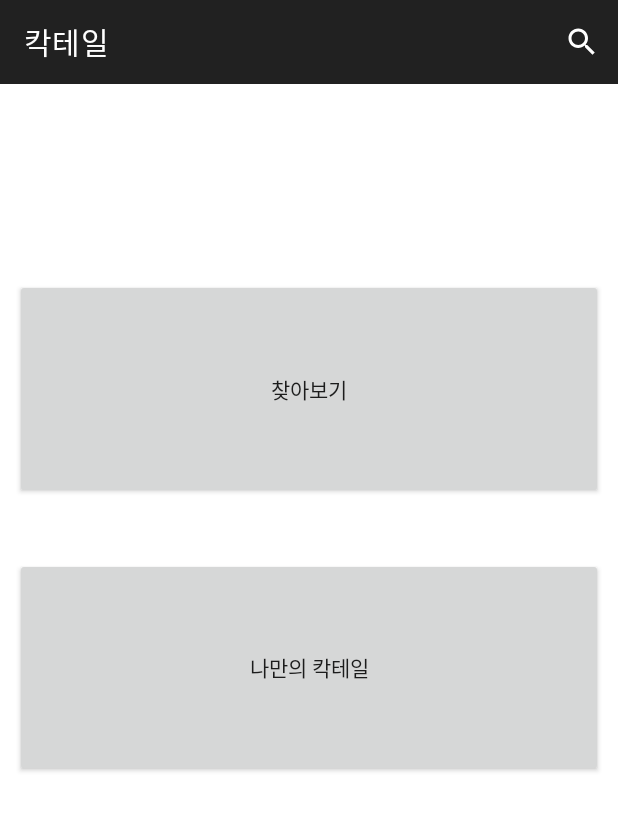
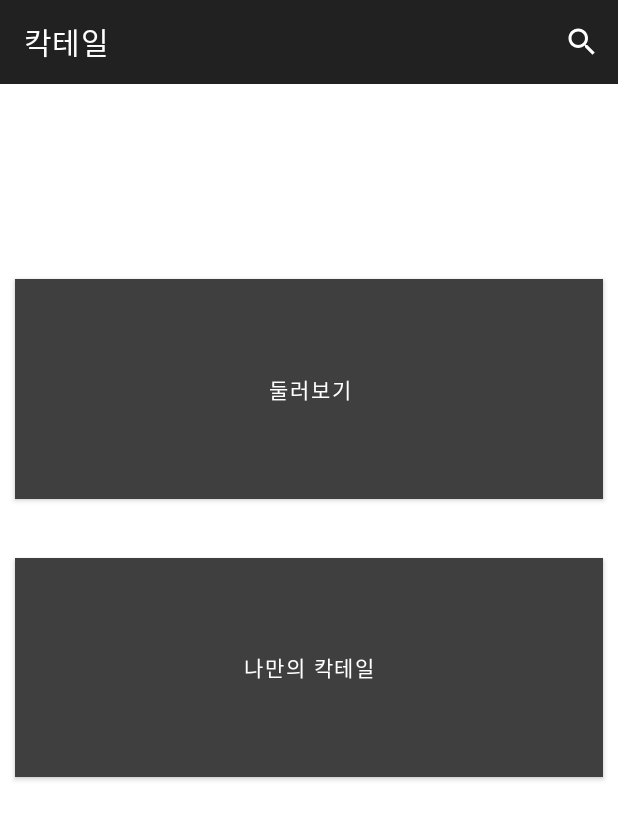
Before and after one commit to kmjstr35/cocktail, an Android app built with Jetpack Compose: the screen it shows after launch (IntroActivity), on a phone screen of 412 x 824 dp. Shown: the top 820 px of the screen. Run offline under Robolectric (Android 15) with nearby library versions, the phone set to English and light mode, and no system bars; our stand-ins replace Dagger/Hilt's generated code.

Commit message:
change some layouts

```diff
--- a/app/src/main/res/layout/activity_main.xml
+++ b/app/src/main/res/layout/activity_main.xml
@@ -29,10 +29,11 @@
 
     <Button
         android:id="@+id/add"
+        style="Widget.MaterialComponents.Button"
         android:layout_width="wrap_content"
         android:layout_height="wrap_content"
+
         android:layout_marginEnd="10dp"
-
         android:layout_marginBottom="10dp"
         android:text="등록"
         app:layout_constraintBottom_toBottomOf="parent"
--- a/app/src/main/res/layout/main_menu.xml
+++ b/app/src/main/res/layout/main_menu.xml
@@ -6,13 +6,16 @@
 
     <Button
         android:id="@+id/searchbutton"
+        style="@style/Widget.MaterialComponents.Button"
         android:layout_width="0dp"
         android:layout_height="0dp"
+
         android:layout_marginStart="10dp"
-
         android:layout_marginEnd="10dp"
         android:layout_marginBottom="39dp"
-        android:text="찾아보기"
+
+        android:background="#3F3F3F"
+        android:text="둘러보기"
         app:layout_constraintBottom_toTopOf="@+id/mycocktail"
         app:layout_constraintEnd_toEndOf="parent"
         app:layout_constraintStart_toStartOf="parent"
@@ -20,11 +23,13 @@
 
     <Button
         android:id="@+id/mycocktail"
+        style="@style/Widget.MaterialComponents.Button"
         android:layout_width="0dp"
         android:layout_height="0dp"
         android:layout_marginStart="10dp"
         android:layout_marginEnd="10dp"
         android:layout_marginBottom="306dp"
+        android:background="#3F3F3F"
         android:text="나만의 칵테일"
         app:layout_constraintBottom_toBottomOf="parent"
         app:layout_constraintEnd_toEndOf="parent"
```
